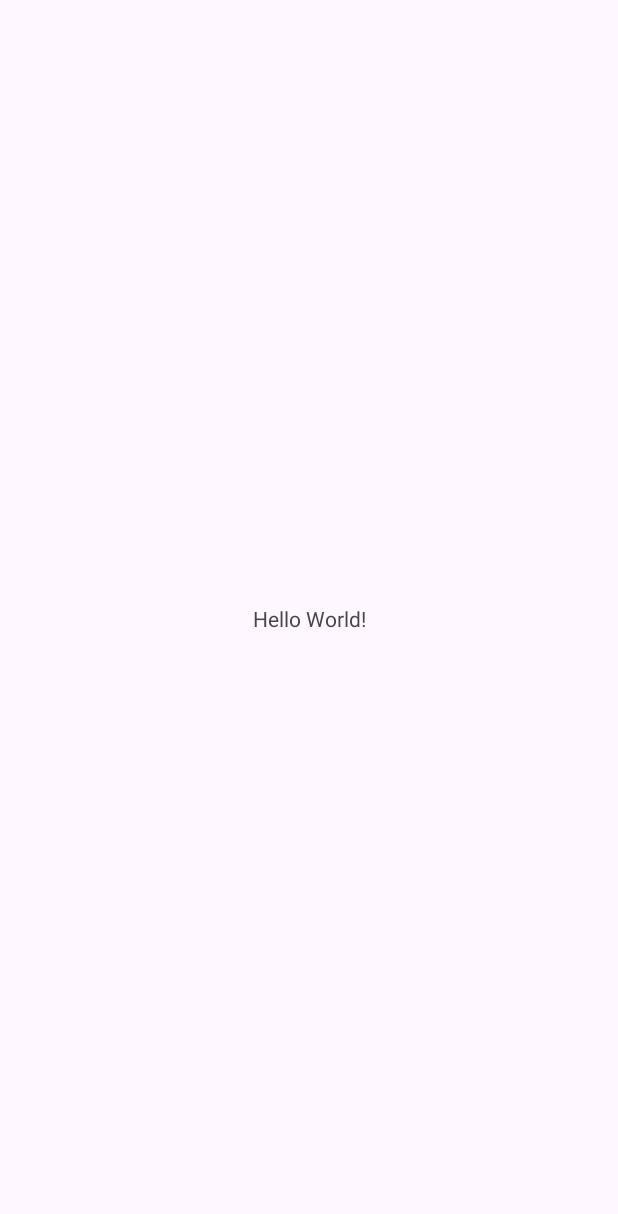
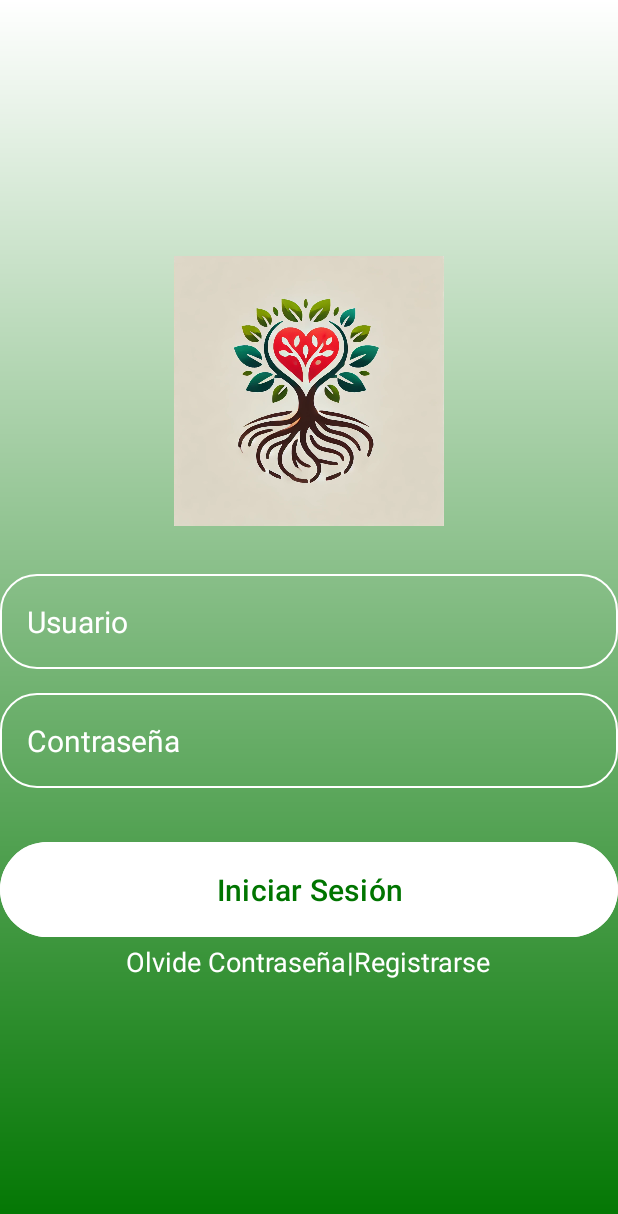
Before and after one commit to ingfaraya/Desarrollo-aplicaciones-moviles, an Android app: the screen it shows after launch (MainActivity), on a phone screen of 412 x 824 dp. Before the commit the part shown is almost empty. Shown: the top 1214 px of the screen. Run offline under Robolectric (Android 15) with nearby library versions, the phone set to English and light mode, and no system bars.

Commit message:
login y recetas - semana 1

```diff
--- a/Semana1/app/src/main/AndroidManifest.xml
+++ b/Semana1/app/src/main/AndroidManifest.xml
@@ -13,6 +13,9 @@
         android:theme="@style/Theme.Semana1"
         tools:targetApi="31">
         <activity
+            android:name=".PrincipalActivity"
+            android:exported="false" />
+        <activity
             android:name=".MainActivity"
             android:exported="true">
             <intent-filter>
--- a/Semana1/app/src/main/java/com/example/semana1/MainActivity.kt
+++ b/Semana1/app/src/main/java/com/example/semana1/MainActivity.kt
@@ -1,12 +1,17 @@
 package com.example.semana1
 
+import android.content.Intent
 import android.os.Bundle
+import android.widget.Button
 import androidx.activity.enableEdgeToEdge
 import androidx.appcompat.app.AppCompatActivity
 import androidx.core.view.ViewCompat
 import androidx.core.view.WindowInsetsCompat
 
 class MainActivity : AppCompatActivity() {
+
+    private lateinit var loginBtn: Button
+
     override fun onCreate(savedInstanceState: Bundle?) {
         super.onCreate(savedInstanceState)
         enableEdgeToEdge()
@@ -16,5 +21,13 @@ class MainActivity : AppCompatActivity() {
             v.setPadding(systemBars.left, systemBars.top, systemBars.right, systemBars.bottom)
             insets
         }
+
+        loginBtn = findViewById(R.id.login_btn)
+
+        loginBtn.setOnClickListener {
+
+            var intent = Intent(this, PrincipalActivity::class.java)
+            startActivity(intent)
+        }
     }
 }
--- /dev/null
+++ b/Semana1/app/src/main/res/drawable/my_backgroun.xml
@@ -0,0 +1,5 @@
+<?xml version="1.0" encoding="utf-8"?>
+<shape xmlns:android="http://schemas.android.com/apk/res/android">
+    <gradient android:type="linear" android:angle="100"
+        android:startColor="#FFFFFF" android:endColor="#007500" />
+</shape>
--- /dev/null
+++ b/Semana1/app/src/main/res/drawable/rounded_corner.xml
@@ -0,0 +1,8 @@
+<?xml version="1.0" encoding="utf-8"?>
+<shape xmlns:android="http://schemas.android.com/apk/res/android"
+    android:shape="rectangle">
+
+    <corners android:radius="24dp"/>
+    <stroke android:width="1dip" android:color="@color/white" />
+
+</shape>
--- a/Semana1/app/src/main/res/layout/activity_main.xml
+++ b/Semana1/app/src/main/res/layout/activity_main.xml
@@ -1,19 +1,98 @@
 <?xml version="1.0" encoding="utf-8"?>
-<androidx.constraintlayout.widget.ConstraintLayout xmlns:android="http://schemas.android.com/apk/res/android"
+<RelativeLayout xmlns:android="http://schemas.android.com/apk/res/android"
     xmlns:app="http://schemas.android.com/apk/res-auto"
     xmlns:tools="http://schemas.android.com/tools"
     android:id="@+id/main"
     android:layout_width="match_parent"
     android:layout_height="match_parent"
-    tools:context=".MainActivity">
+    android:gravity="center"
+    android:padding="16dp"
+    tools:context=".MainActivity"
+    android:background="@drawable/my_backgroun">
 
-    <TextView
-        android:layout_width="wrap_content"
-        android:layout_height="wrap_content"
-        android:text="Hello World!"
-        app:layout_constraintBottom_toBottomOf="parent"
-        app:layout_constraintEnd_toEndOf="parent"
-        app:layout_constraintStart_toStartOf="parent"
-        app:layout_constraintTop_toTopOf="parent" />
+    <LinearLayout
+        android:layout_width="match_parent"
+        android:layout_height="match_parent"
+        android:gravity="center"
+        android:orientation="vertical"
+        tools:ignore="UseLessParent">
 
-</androidx.constraintlayout.widget.ConstraintLayout>
+        <ImageView
+            android:layout_width="180dp"
+            android:layout_height="180dp"
+            android:importantForAccessibility="no"
+            android:src="@drawable/my_logo"/>
+
+        <EditText
+            android:layout_width="match_parent"
+            android:layout_height="wrap_content"
+            android:importantForAccessibility="no"
+            android:textColorHint="@color/white"
+            android:textColor="@color/white"
+            android:textSize="20sp"
+            android:padding="18dp"
+            android:inputType="text"
+            android:id="@+id/username_input"
+            android:layout_marginTop="32dp"
+            android:hint="@string/str_usuario"
+            android:background="@drawable/rounded_corner"/>
+
+        <EditText
+            android:layout_width="match_parent"
+            android:layout_height="wrap_content"
+            android:importantForAccessibility="no"
+            android:textColorHint="@color/white"
+            android:textColor="@color/white"
+            android:textSize="20sp"
+            android:padding="18dp"
+            android:inputType="textPassword"
+            android:id="@+id/password_input"
+            android:layout_marginTop="16dp"
+            android:hint="@string/str_password"
+            android:background="@drawable/rounded_corner"/>
+
+        <Button
+            android:layout_width="match_parent"
+            android:layout_height="wrap_content"
+            android:text="@string/str_iniciar"
+            android:backgroundTint="@color/white"
+            android:textColor="@color/green"
+            android:padding="18dp"
+            android:layout_marginTop="32dp"
+            android:textSize="20sp"
+            android:id="@+id/login_btn" />
+
+        <LinearLayout
+            android:layout_width="match_parent"
+            android:layout_height="wrap_content"
+            android:orientation="horizontal"
+            android:gravity="center">
+
+            <TextView
+                android:layout_width="wrap_content"
+                android:layout_height="wrap_content"
+                android:text="@string/str_recuperar"
+                android:textSize="18sp"
+                android:textColor="@color/white"/>
+
+            <TextView
+                android:layout_width="wrap_content"
+                android:layout_height="wrap_content"
+                android:text="@string/str_separador"
+                android:textSize="18sp"
+                android:textColor="@color/white"/>
+
+            <TextView
+                android:layout_width="wrap_content"
+                android:layout_height="wrap_content"
+                android:text="@string/str_registrarse"
+                android:textSize="18sp"
+                android:textColor="@color/white"/>
+
+        </LinearLayout>
+
+
+    </LinearLayout>
+
+
+</RelativeLayout>
--- a/Semana1/app/src/main/res/values/colors.xml
+++ b/Semana1/app/src/main/res/values/colors.xml
@@ -2,4 +2,5 @@
 <resources>
     <color name="black">#FF000000</color>
     <color name="white">#FFFFFFFF</color>
+    <color name="green">#007500</color>
 </resources>
--- a/Semana1/app/src/main/res/values/strings.xml
+++ b/Semana1/app/src/main/res/values/strings.xml
@@ -1,3 +1,9 @@
 <resources>
     <string name="app_name">Semana1</string>
+    <string name="str_usuario">Usuario</string>
+    <string name="str_password">Contraseña</string>
+    <string name="str_iniciar">Iniciar Sesión</string>
+    <string name="str_recuperar">Olvide Contraseña</string>
+    <string name="str_registrarse">Registrarse</string>
+    <string name="str_separador">  |  </string>
 </resources>
```
Also changed, not shown: Semana1/app/src/main/java/com/example/semana1/PrincipalActivity.kt (added, +38 -0 lines), Semana1/app/src/main/res/layout/activity_principal.xml (added, +32 -0 lines), Semana1/app/src/main/res/drawable/my_logo.png (added).
